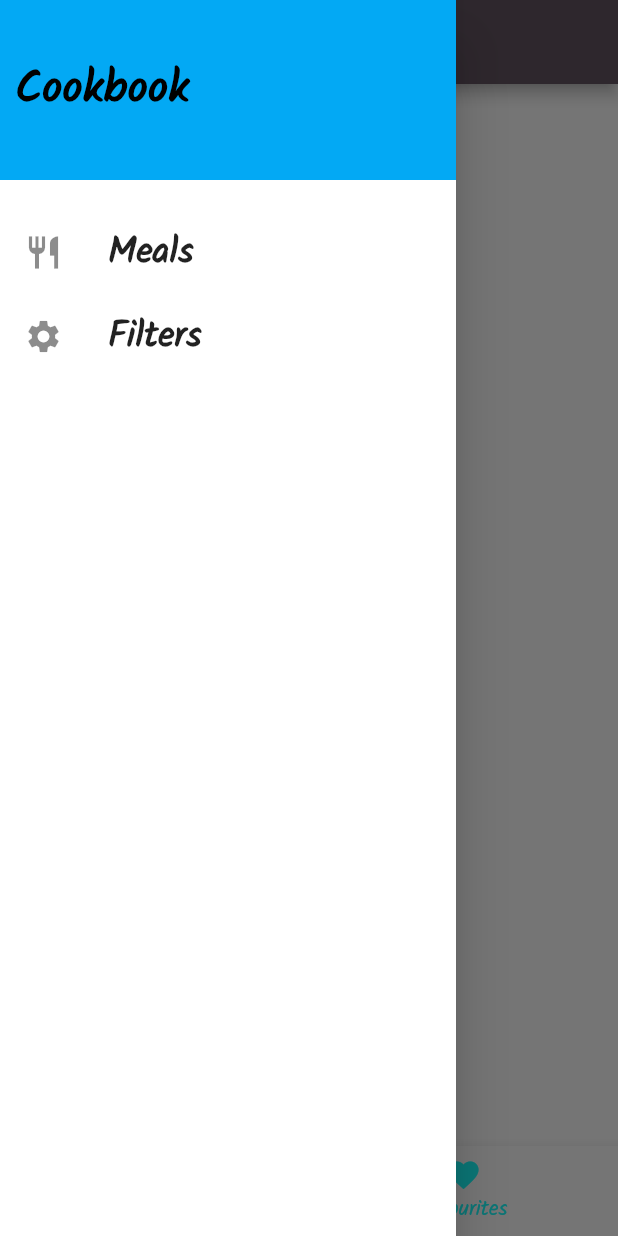
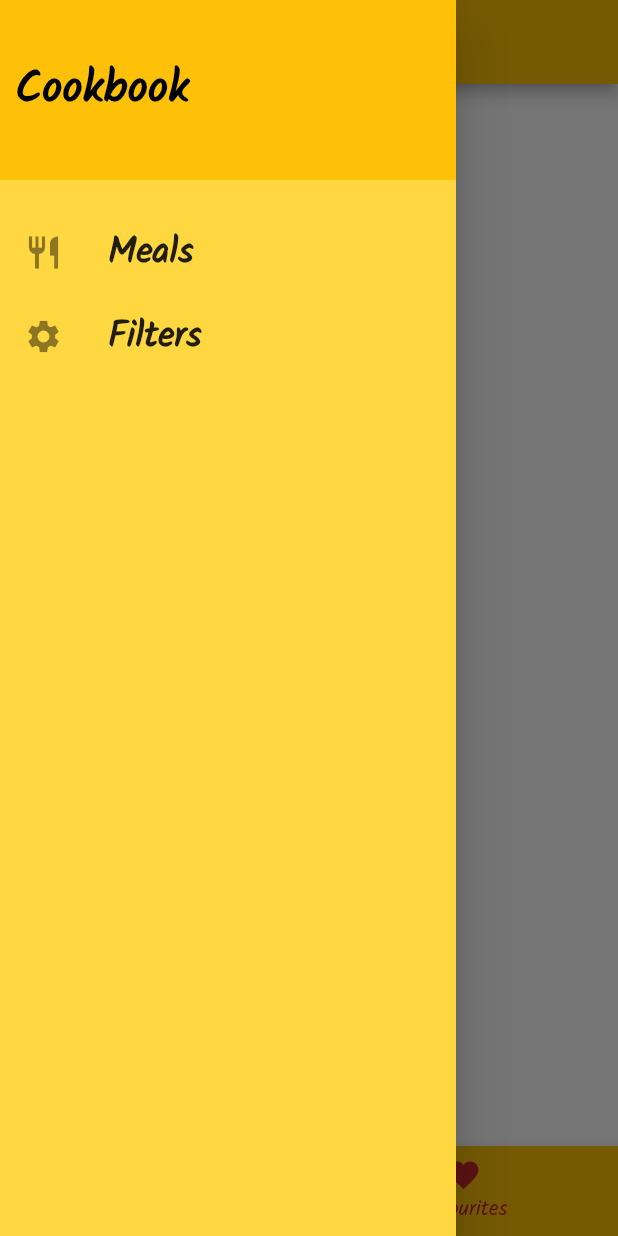
Before and after one commit to katskoru/meals_app, a Flutter app: the screen it shows after launch, item 2 of the bottom bar chosen, with the side drawer open, on a phone screen of 412 x 824 dp. Run offline on Flutter 3.47's test engine with Material 2 defaults, Android fonts, the phone set to English and light mode, and no system bars; network calls fail.

```diff
--- a/lib/main.dart
+++ b/lib/main.dart
@@ -78,8 +78,8 @@ class _MyAppState extends State<MyApp> {
               onError: Colors.black,
               brightness: Brightness.light,
               background: Colors.purple,
-              onBackground: Colors.lightBlue,
-              primary: Color.fromARGB(255, 101, 85, 99),
+              onBackground: Colors.cyanAccent,
+              primary: Colors.amber,
               onPrimary: Colors.black,
               onSecondary: Colors.green,
               secondary: Colors.cyanAccent,
--- a/lib/screens/fav_screen.dart
+++ b/lib/screens/fav_screen.dart
@@ -9,11 +9,21 @@ class FavScreen extends StatelessWidget {
   @override
   Widget build(BuildContext context) {
     if (favMeals.isEmpty) {
-      return Container(
-        child: Text("Favs"),
+      return const Center(
+        child: Text("Select your favourite meal"),
       );
     } else {
-      return ListView.builder(
+      return Container(
+        height: double.infinity,
+        width: double.infinity,
+        decoration: const BoxDecoration(
+          image: DecorationImage(
+              opacity: 70,
+              image: NetworkImage(
+                  "https://images.pexels.com/photos/262896/pexels-photo-262896.jpeg?auto=compress&cs=tinysrgb&dpr=2&h=650&w=940"),
+              fit: BoxFit.cover),
+        ),
+        child: ListView.builder(
           itemCount: favMeals.length,
           itemBuilder: (BuildContext context, int index) {
             return MealItem(
@@ -25,6 +35,7 @@ class FavScreen extends StatelessWidget {
               affordability: favMeals[index].affordability,
             );
           },
+        ),
       );
     }
   }
--- a/lib/screens/meal_detail_screen.dart
+++ b/lib/screens/meal_detail_screen.dart
@@ -85,6 +85,7 @@ class MealDetailScreen extends StatelessWidget {
                       iconColor: Colors.deepPurple,
                       tileColor: Colors.white,
                       leading: CircleAvatar(
+                        backgroundColor: Colors.cyanAccent,
                         child: Text("${index + 1}"),
                       ),
                       title: Text(selectedMeal.steps[index]),
--- a/lib/screens/tabs_screen.dart
+++ b/lib/screens/tabs_screen.dart
@@ -41,9 +41,10 @@ class _TabsScreenState extends State<TabsScreen> {
       drawer: const MainDrawer(),
       body: _pages![_selectedPageIndex]["page"] as Widget,
       bottomNavigationBar: BottomNavigationBar(
+          backgroundColor: Colors.amber,
           onTap: _selectPage,
           unselectedItemColor: const Color.fromARGB(255, 101, 85, 99),
-          selectedItemColor: Colors.cyanAccent,
+          selectedItemColor: Colors.red[800],
           currentIndex: _selectedPageIndex,
           items: const [
             BottomNavigationBarItem(
--- a/lib/widgets/main_drawer.dart
+++ b/lib/widgets/main_drawer.dart
@@ -21,6 +21,7 @@ class MainDrawer extends StatelessWidget {
   @override
   Widget build(BuildContext context) {
     return Drawer(
+      backgroundColor: Colors.amberAccent,
       child: Column(
         children: [
           Container(
@@ -34,7 +35,7 @@ class MainDrawer extends StatelessWidget {
               ),
               height: 120,
               width: double.infinity,
-              color: Theme.of(context).colorScheme.onBackground,
+              color: Colors.amber,
               alignment: Alignment.centerLeft,
               padding: const EdgeInsets.all(10)),
           const SizedBox(
--- a/lib/widgets/meal_item.dart
+++ b/lib/widgets/meal_item.dart
@@ -84,7 +84,7 @@ class MealItem extends StatelessWidget {
               ),
               child: ShaderMask(
                 shaderCallback: (rect) {
-                  return LinearGradient(
+                  return const LinearGradient(
                     begin: Alignment.center,
                     end: Alignment.bottomCenter,
                     colors: [Colors.black, Colors.transparent],
```
Also changed, not shown: lib/screens/categories_screen.dart (+12 -1 lines), lib/screens/filters_screen.dart (+13 -1 lines), lib/screens/meals_category_screen.dart (+12 -1 lines). Lines whose indentation alone changed are shown as unchanged.
